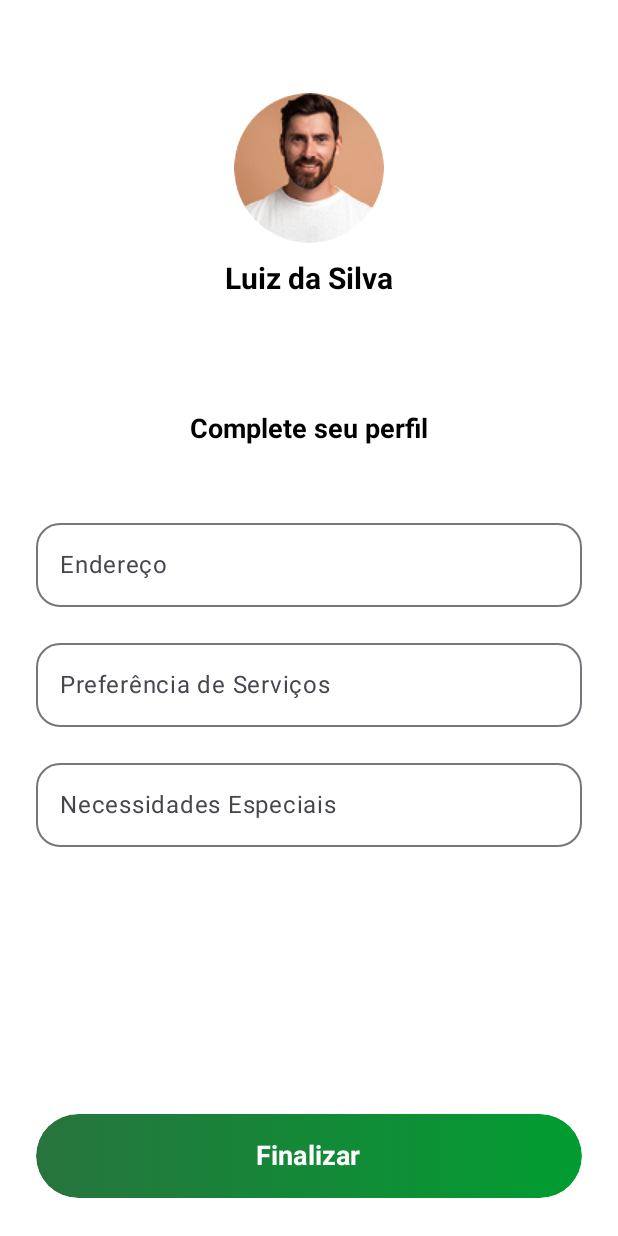
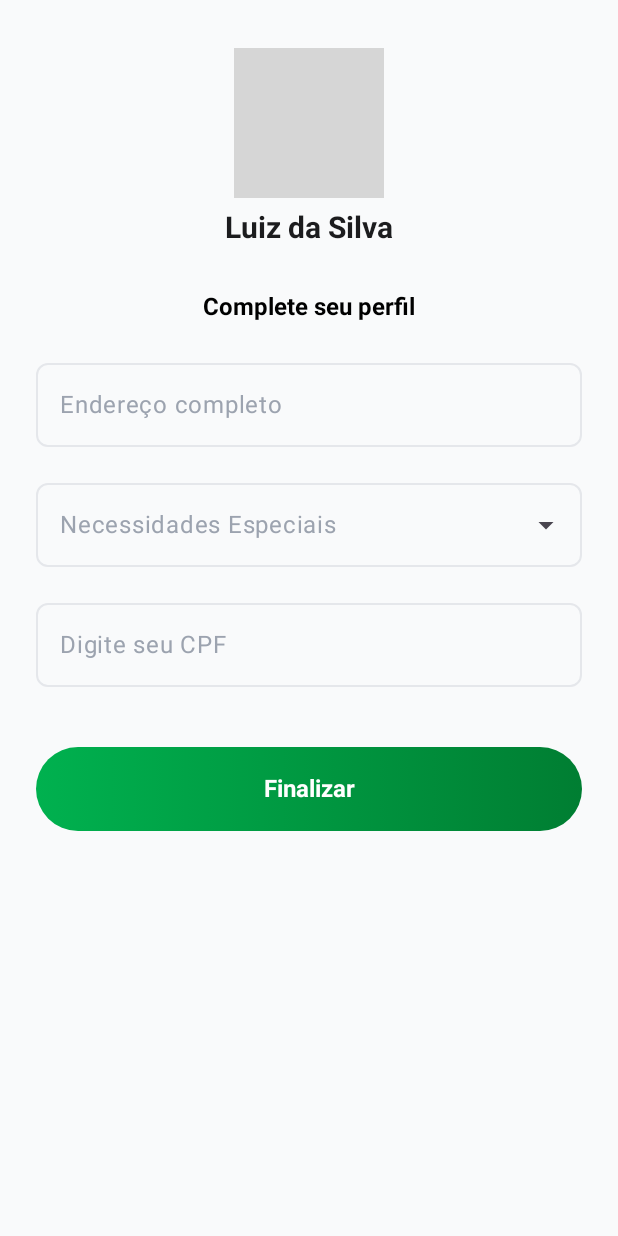
Before and after one commit to kbueno011/Facilita--Mobile--TCC, an Android app built with Jetpack Compose: the tela_completar_perfil_contratante screen opened through its navigation route, on a phone screen of 412 x 824 dp. Run offline under Robolectric (Android 15) with nearby library versions, the phone set to English and light mode, and no system bars; pictures from the network do not load; 1 statement that could not run was skipped; grey boxes are pictures that could not be loaded.

Commit message:
Implementação da tela perfil contratante integrada com Google API

```diff
--- a/app/build.gradle.kts
+++ b/app/build.gradle.kts
@@ -52,6 +52,7 @@ dependencies {
     implementation(libs.androidx.navigation.compose)
     implementation(libs.androidx.navigation.runtime.ktx)
     implementation(libs.play.services.location)
+    implementation(libs.androidx.compose.foundation)
     testImplementation(libs.junit)
     androidTestImplementation(libs.androidx.junit)
     androidTestImplementation(libs.androidx.espresso.core)
--- a/app/src/main/java/com/exemple/facilita/MainActivity.kt
+++ b/app/src/main/java/com/exemple/facilita/MainActivity.kt
@@ -30,7 +30,7 @@ class MainActivity : ComponentActivity() {
 fun AppNavHost(navController: NavHostController) {
     NavHost(
         navController = navController,
-        startDestination = "tela_endereco"
+        startDestination = "tela_tipo_conta"
     ) {
         composable("splash") {
             SplashScreen(navController)
--- a/app/src/main/java/com/exemple/facilita/screens/TelaCompletarPerfilContratante.kt
+++ b/app/src/main/java/com/exemple/facilita/screens/TelaCompletarPerfilContratante.kt
@@ -1,10 +1,18 @@
 package com.exemple.facilita.screens
 
+import android.app.Activity
+import android.content.Context
+import androidx.activity.compose.rememberLauncherForActivityResult
+import androidx.activity.result.contract.ActivityResultContracts
 import androidx.compose.foundation.Image
 import androidx.compose.foundation.background
+import androidx.compose.foundation.clickable
 import androidx.compose.foundation.layout.*
 import androidx.compose.foundation.shape.CircleShape
 import androidx.compose.foundation.shape.RoundedCornerShape
+import androidx.compose.material.icons.Icons
+import androidx.compose.material.icons.filled.ArrowDropDown
+import androidx.compose.material.icons.filled.LocationOn
 import androidx.compose.material3.*
 import androidx.compose.runtime.*
 import androidx.compose.ui.Alignment
@@ -12,208 +20,197 @@ import androidx.compose.ui.Modifier
 import androidx.compose.ui.draw.clip
 import androidx.compose.ui.graphics.Brush
 import androidx.compose.ui.graphics.Color
+import androidx.compose.ui.layout.ContentScale
+import androidx.compose.ui.platform.LocalContext
 import androidx.compose.ui.res.painterResource
 import androidx.compose.ui.text.font.FontWeight
 import androidx.compose.ui.unit.dp
 import androidx.compose.ui.unit.sp
-import androidx.compose.ui.tooling.preview.Preview
 import androidx.navigation.NavController
-import androidx.navigation.compose.rememberNavController
-import com.exemple.facilita.R
+import coil.compose.rememberAsyncImagePainter
+import com.google.android.libraries.places.api.Places
+import com.google.android.libraries.places.api.model.Place
+import com.google.android.libraries.places.widget.Autocomplete
+import com.google.android.libraries.places.widget.model.AutocompleteActivityMode
+import kotlinx.coroutines.*
+import java.util.Locale
 
 @OptIn(ExperimentalMaterial3Api::class)
 @Composable
 fun TelaCompletarPerfilContratante(navController: NavController) {
+    val context = LocalContext.current
+
+    // Inicializa o Places API
+    LaunchedEffect(Unit) {
+        if (!Places.isInitialized()) {
+            val keyResId = context.resources.getIdentifier("google_maps_key", "string", context.packageName)
+            val apiKey = if (keyResId != 0) context.getString(keyResId) else "SUA_API_KEY_AQUI"
+            Places.initialize(context.applicationContext, apiKey, Locale("pt", "BR"))
+        }
+    }
+
     var endereco by remember { mutableStateOf("") }
-    var servicoSelecionado by remember { mutableStateOf("") }
-    var necessidadeSelecionada by remember { mutableStateOf("") }
+    var cpf by remember { mutableStateOf("") }
+    var necessidade by remember { mutableStateOf("") }
+
+    val autocompleteLauncher = rememberLauncherForActivityResult(
+        ActivityResultContracts.StartActivityForResult()
+    ) { result ->
+        if (result.resultCode == Activity.RESULT_OK && result.data != null) {
+            val place = Autocomplete.getPlaceFromIntent(result.data!!)
+            endereco = place.address.orEmpty()
+        }
+    }
+
+    fun openAutocomplete() {
+        val fields = listOf(
+            Place.Field.ADDRESS,
+            Place.Field.LAT_LNG,
+            Place.Field.NAME
+        )
+        val intent = Autocomplete.IntentBuilder(AutocompleteActivityMode.OVERLAY, fields)
+            .setCountries(listOf("BR"))
+            .setTypesFilter(listOf("address"))
+            .build(context)
+        autocompleteLauncher.launch(intent)
+    }
 
     Column(
         modifier = Modifier
             .fillMaxSize()
-            .background(Color.White)
+            .background(Color(0xFFF9FAFB))
+            .padding(horizontal = 24.dp, vertical = 32.dp),
+        horizontalAlignment = Alignment.CenterHorizontally
     ) {
 
-        // Header
-        Card(
-            modifier = Modifier
-                .fillMaxWidth()
-                .height(220.dp)
-                .padding(top = 30.dp),
-            shape = RoundedCornerShape(bottomStart = 32.dp, bottomEnd = 32.dp),
-            colors = CardDefaults.cardColors(
-                containerColor = Color(0xFFFFFFFF)
-            )
-        ) {
-
-
-            Column(
-                modifier = Modifier
-                    .fillMaxWidth()
-                    .padding(top = 32.dp),
-                horizontalAlignment = Alignment.CenterHorizontally
-            ) {
-                // Foto do usuário
+        // FOTO DE PERFIL
         Image(
-                    painter = painterResource(R.drawable.foto_perfil), // depois troca pela foto real
-                    contentDescription = "Foto do usuário",
+            painter = rememberAsyncImagePainter("https://i.pravatar.cc/150?img=5"), // coloque sua URL aqui
+            contentDescription = "Foto de perfil",
             modifier = Modifier
                 .size(100.dp)
-                        .clip(CircleShape)
+                .clip(CircleShape),
+            contentScale = ContentScale.Crop
         )
 
-                Spacer(modifier = Modifier.height(12.dp))
+        Spacer(Modifier.height(8.dp))
 
         Text(
             text = "Luiz da Silva",
             fontSize = 20.sp,
             fontWeight = FontWeight.Bold,
-                    color = Color.Black
-                )
-            }
-        }
-
-        Spacer(modifier = Modifier.height(55.dp))
-
-        Column(
-            modifier = Modifier
-                .fillMaxWidth()
-                .padding(horizontal = 24.dp),
-            verticalArrangement = Arrangement.Center,
-            horizontalAlignment = Alignment.CenterHorizontally
-        ) {
-            Text(
-                text = "Complete seu perfil",
-                fontSize = 18.sp,
-                fontWeight = FontWeight.Bold,
-                color = Color.Black
+            color = Color(0xFF1C1C1E)
         )
 
-            Spacer(modifier = Modifier.height(44.dp))
+        Spacer(Modifier.height(32.dp))
 
-            // Campo Endereço
+        Text(
+            "Complete seu perfil",
+            fontSize = 16.sp,
+            fontWeight = FontWeight.Bold,
+            color = Color(0xFF000000)
+        )
+
+        Spacer(Modifier.height(20.dp))
+
+        // CAMPO ENDEREÇO
         OutlinedTextField(
             value = endereco,
             onValueChange = { endereco = it },
-                label = { Text("Endereço") },
-                placeholder = { Text("Endereço completo") },
-                modifier = Modifier.fillMaxWidth(),
-                shape = RoundedCornerShape(16.dp)
+            label = { Text("Endereço completo") },
+            modifier = Modifier
+                .fillMaxWidth()
+                .clickable { openAutocomplete() },
+            readOnly = true,
+            shape = RoundedCornerShape(8.dp),
+            colors = outlinedTextFieldColors()
         )
 
-            Spacer(modifier = Modifier.height(16.dp))
+        Spacer(Modifier.height(16.dp))
 
-            // Dropdown Preferência de Serviços
-            var expandedServicos by remember { mutableStateOf(false) }
+        // CAMPO NECESSIDADE ESPECIAL (Dropdown)
+        var expanded by remember { mutableStateOf(false) }
+        val opcoes = listOf("Nenhuma", "Idoso", "PcD", "Gestante")
+
         ExposedDropdownMenuBox(
-                expanded = expandedServicos,
-                onExpandedChange = { expandedServicos = !expandedServicos }
+            expanded = expanded,
+            onExpandedChange = { expanded = !expanded }
         ) {
             OutlinedTextField(
-                    value = servicoSelecionado,
+                value = necessidade,
                 onValueChange = {},
                 readOnly = true,
-                    label = { Text("Preferência de Serviços") },
-                    placeholder = { Text("Mercado") },
+                label = { Text("Necessidades Especiais") },
+                trailingIcon = {
+                    Icon(Icons.Default.ArrowDropDown, contentDescription = null)
+                },
                 modifier = Modifier
                     .menuAnchor()
                     .fillMaxWidth(),
-                    shape = RoundedCornerShape(16.dp)
+                shape = RoundedCornerShape(8.dp),
+                colors = outlinedTextFieldColors()
             )
-                ExposedDropdownMenu(
-                    expanded = expandedServicos,
-                    onDismissRequest = { expandedServicos = false }
-                ) {
-                    listOf("Mercado", "Transporte", "Limpeza").forEach { option ->
+            ExposedDropdownMenu(expanded = expanded, onDismissRequest = { expanded = false }) {
+                opcoes.forEach { opcao ->
                     DropdownMenuItem(
-                            text = { Text(option) },
+                        text = { Text(opcao) },
                         onClick = {
-                                servicoSelecionado = option
-                                expandedServicos = false
+                            necessidade = opcao
+                            expanded = false
                         }
                     )
                 }
             }
         }
 
-            Spacer(modifier = Modifier.height(16.dp))
+        Spacer(Modifier.height(16.dp))
 
-            // Dropdown Necessidades Especiais
-            var expandedNecessidades by remember { mutableStateOf(false) }
-            ExposedDropdownMenuBox(
-                expanded = expandedNecessidades,
-                onExpandedChange = { expandedNecessidades = !expandedNecessidades }
+        // CAMPO CPF
+        OutlinedTextField(
+            value = cpf,
+            onValueChange = {
+                if (it.length <= 11 && it.all { c -> c.isDigit() }) cpf = it
+            },
+            label = { Text("Digite seu CPF") },
+            singleLine = true,
+            modifier = Modifier.fillMaxWidth(),
+            shape = RoundedCornerShape(8.dp),
+            colors = outlinedTextFieldColors()
+        )
+
+        Spacer(Modifier.height(40.dp))
+
+        // BOTÃO FINALIZAR
+        Box(
+            modifier = Modifier
+                .fillMaxWidth()
+                .height(56.dp)
+                .clip(RoundedCornerShape(50))
+                .background(
+                    brush = Brush.horizontalGradient(
+                        colors = listOf(Color(0xFF00B14F), Color(0xFF007E32))
+                    )
+                )
+                .clickable { /* ação finalizar */ },
+            contentAlignment = Alignment.Center
         ) {
-                OutlinedTextField(
-                    value = necessidadeSelecionada,
-                    onValueChange = {},
-                    readOnly = true,
-                    label = { Text("Necessidades Especiais") },
-                    placeholder = { Text("Idoso") },
-                    modifier = Modifier
-                        .menuAnchor()
-                        .fillMaxWidth(),
-                    shape = RoundedCornerShape(16.dp)
-                )
-                ExposedDropdownMenu(
-                    expanded = expandedNecessidades,
-                    onDismissRequest = { expandedNecessidades = false }
-                ) {
-                    listOf("Idoso", "Deficiente físico", "Nenhuma").forEach { option ->
-                        DropdownMenuItem(
-                            text = { Text(option) },
-                            onClick = {
-                                necessidadeSelecionada = option
-                                expandedNecessidades = false
-                            }
+            Text(
+                text = "Finalizar",
+                color = Color.White,
+                fontWeight = FontWeight.Bold,
+                fontSize = 16.sp
             )
         }
     }
 }
-        }
 
-        Spacer(modifier = Modifier.height(178.dp))
-
-        // Botão Finalizar
-        Button(
-            onClick = {
-                navController.navigate("tela_endereco")
-            },
-            modifier = Modifier
-                .fillMaxWidth()
-                .padding(horizontal = 24.dp)
-                .height(56.dp),
-            shape = RoundedCornerShape(50),
-            colors = ButtonDefaults.buttonColors(
-                containerColor = Color.Transparent
-            ),
-            contentPadding = PaddingValues()
-        ) {
-            Box(
-                modifier = Modifier
-                    .fillMaxSize()
-                    .background(
-                        brush = Brush.horizontalGradient(
-                            listOf(Color(0xFF27743E), Color(0xFF019D31))
-                        ),
-                        shape = RoundedCornerShape(50)
-                    ),
-                contentAlignment = Alignment.Center
-            ) {
-                Text(
-                    text = "Finalizar",
-                    fontSize = 18.sp,
-                    fontWeight = FontWeight.Bold,
-                    color = Color.White
+@Composable
+fun outlinedTextFieldColors() = OutlinedTextFieldDefaults.colors(
+    focusedBorderColor = Color(0xFFD1D5DB),
+    unfocusedBorderColor = Color(0xFFE5E7EB),
+    focusedLabelColor = Color(0xFF6B7280),
+    unfocusedLabelColor = Color(0xFF9CA3AF),
+    cursorColor = Color(0xFF00B14F),
+    focusedTextColor = Color(0xFF1C1C1E),
+    unfocusedTextColor = Color(0xFF1C1C1E)
 )
-            }
-        }
-    }
-}
-
-@Preview(showBackground = true, showSystemUi = true)
-@Composable
-fun TelaCompletarPerfilContratantePreview() {
-    val navController = rememberNavController()
-    TelaCompletarPerfilContratante(navController)
-}
--- a/app/src/main/java/com/exemple/facilita/screens/TelaRecuperarSenha.kt
+++ b/app/src/main/java/com/exemple/facilita/screens/TelaRecuperarSenha.kt
@@ -68,7 +68,7 @@ fun TelaRecuperacaoSenha(navController: NavController) {
 
                 Text(
                     text = buildAnnotatedString {
-                        append("Informe o código de 5 dígitos que foi enviado para o e-mail ")
+                        append("Informe o código de 5 dígitos que foi enviado para o e-mail")
                         withStyle(style = SpanStyle(fontWeight = FontWeight.Bold)) {
                             append("m*****@gmail.com")
                         }
--- a/app/src/main/java/com/exemple/facilita/sevice/RetrofitFactory.kt
+++ b/app/src/main/java/com/exemple/facilita/sevice/RetrofitFactory.kt
@@ -12,7 +12,7 @@ class RetrofitFactory {
         .create()
 
     private val retrofitUser: Retrofit = Retrofit.Builder()
-        .baseUrl("http://10.107.144.7:8080")
+        .baseUrl("https://servidor-facilita.onrender.com/")
         .addConverterFactory(GsonConverterFactory.create(gson))
         .build()
 
--- a/gradle/libs.versions.toml
+++ b/gradle/libs.versions.toml
@@ -11,6 +11,7 @@ composeBom = "2024.09.00"
 navigationCompose = "2.9.4"
 navigationRuntimeKtx = "2.9.4"
 playServicesLocation = "21.3.0"
+foundation = "1.9.2"
 
 [libraries]
 androidx-core-ktx = { group = "androidx.core", name = "core-ktx", version.ref = "coreKtx" }
@@ -30,6 +31,7 @@ androidx-compose-material3 = { group = "androidx.compose.material3", name = "mat
 androidx-navigation-compose = { group = "androidx.navigation", name = "navigation-compose", version.ref = "navigationCompose" }
 androidx-navigation-runtime-ktx = { group = "androidx.navigation", name = "navigation-runtime-ktx", version.ref = "navigationRuntimeKtx" }
 play-services-location = { group = "com.google.android.gms", name = "play-services-location", version.ref = "playServicesLocation" }
+androidx-compose-foundation = { group = "androidx.compose.foundation", name = "foundation", version.ref = "foundation" }
 
 [plugins]
 android-application = { id = "com.android.application", version.ref = "agp" }
```
Also changed, not shown: app/src/main/java/com/exemple/facilita/model/CompletarPerfilRequest.kt (added, +7 -0 lines), app/src/main/java/com/exemple/facilita/model/LocalizacaoRequest.kt (added, +11 -0 lines), app/src/main/java/com/exemple/facilita/model/LocalizacaoResponse.kt (added, +13 -0 lines), app/src/main/java/com/exemple/facilita/screens/TelaCadastro.kt (+67 -19 lines), app/src/main/java/com/exemple/facilita/sevice/UserService.kt (+14 -3 lines). Lines whose indentation alone changed are shown as unchanged.
